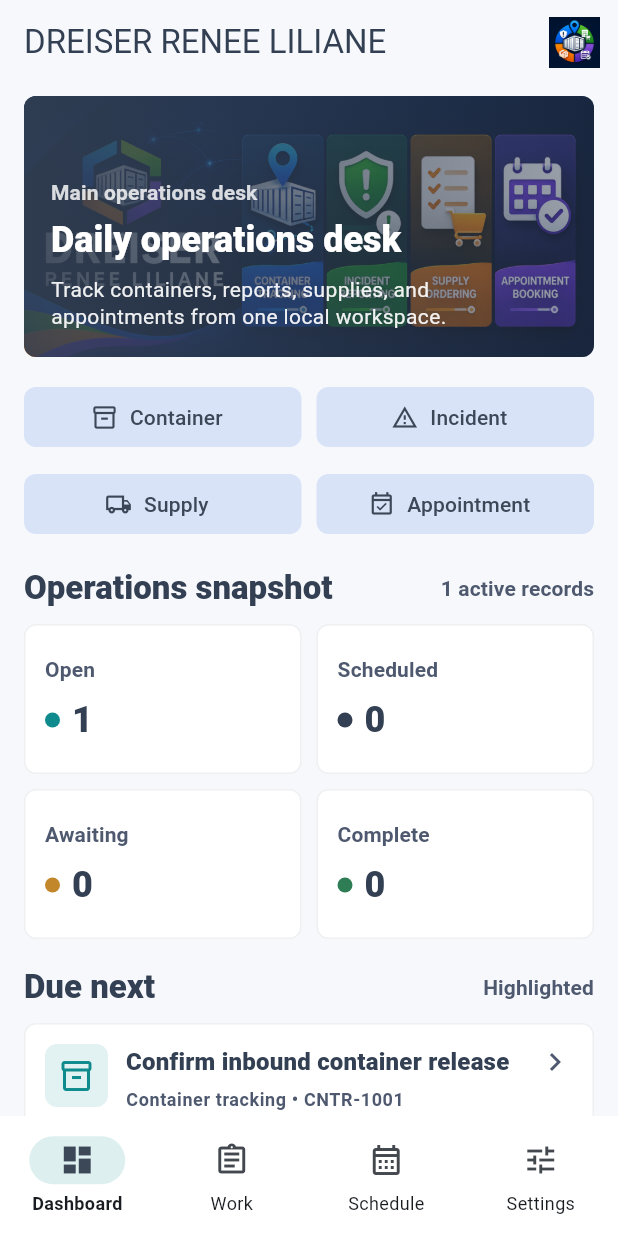
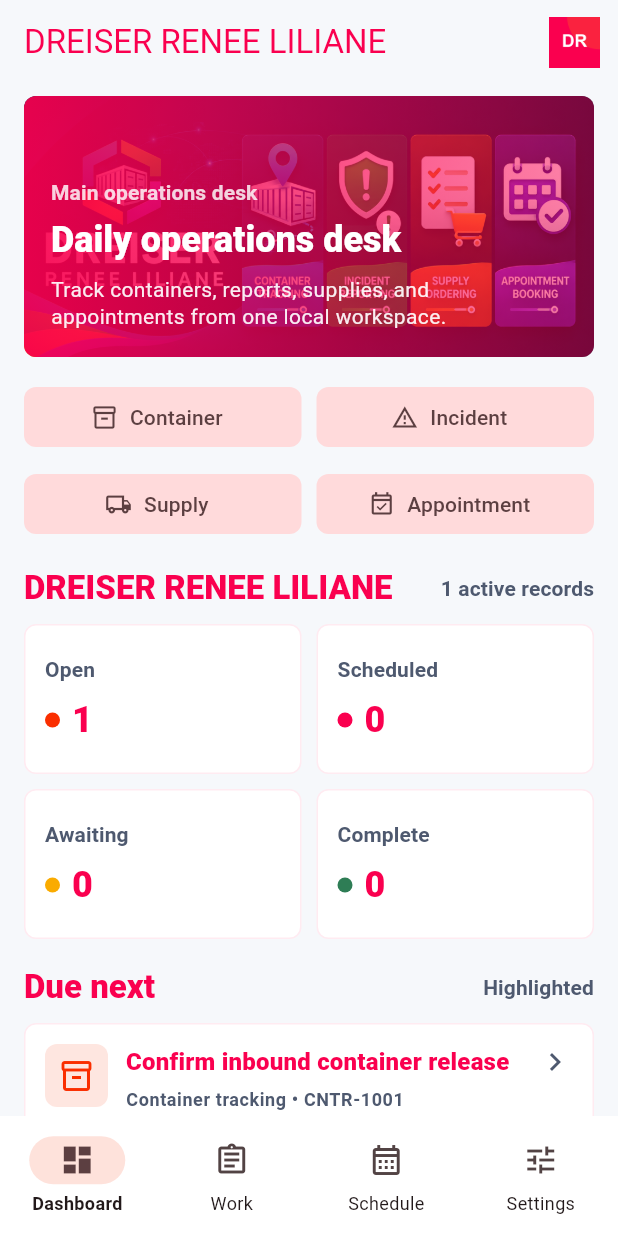
Before and after one commit to EOOrga/68d9d1091299230338db4bbd, a Flutter app: the screen it shows after launch, on a phone screen of 412 x 824 dp. Run offline on Flutter 3.47's test engine with Material 3 defaults, Android fonts, the phone set to English and light mode, and no system bars; our stand-ins replace shared_preferences.

Commit message:
Create Flutter variant com.dooozqvahbdx.dreiser_ops

```diff
--- a/lib/main.dart
+++ b/lib/main.dart
@@ -9,10 +9,10 @@ const developerName = 'DREISER RENEE LILIANE';
 const supportEmail = 'support@dreiser-renee-liliane.com';
 const _screenshotMode = bool.fromEnvironment('SCREENSHOT_MODE');
 
-const _ink = Color(0xFF334053);
+const _ink = Color(0xFFFA004F);
 const _steel = Color(0xFF4E596F);
-const _teal = Color(0xFF0F8B8D);
-const _amber = Color(0xFFC2872B);
+const _teal = Color(0xFFFA2E00);
+const _amber = Color(0xFFFAAB00);
 const _paper = Color(0xFFF6F8FB);
 const _mist = Color(0xFFE7EDF3);
 
@@ -587,7 +587,7 @@ class DashboardScreen extends StatelessWidget {
         ),
         const SizedBox(height: 18),
         _SectionHeader(
-          title: 'Operations snapshot',
+          title: 'DREISER RENEE LILIANE',
           actionLabel: '${state.items.length} active records',
         ),
         const SizedBox(height: 10),
--- a/pubspec.yaml
+++ b/pubspec.yaml
@@ -21,6 +21,8 @@ flutter_launcher_icons:
   android: true
   ios: false
   image_path: "docs/icon.png"
+  adaptive_icon_foreground: docs/icon.png
+  adaptive_icon_background: "#FAAB00"
   min_sdk_android: 23
 
 flutter:
```
Also changed, not shown: docs/icon.png, 11 other files.
